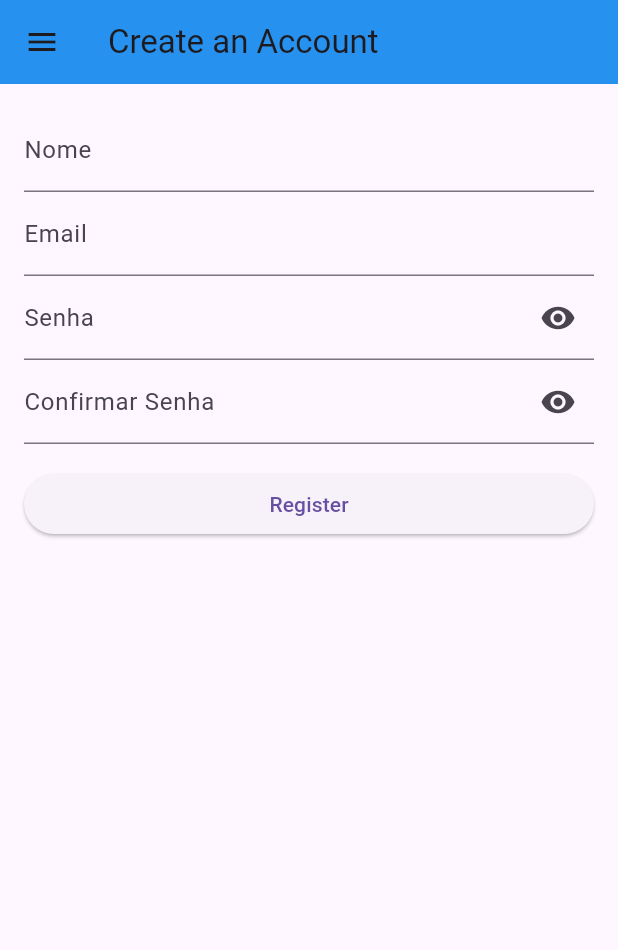
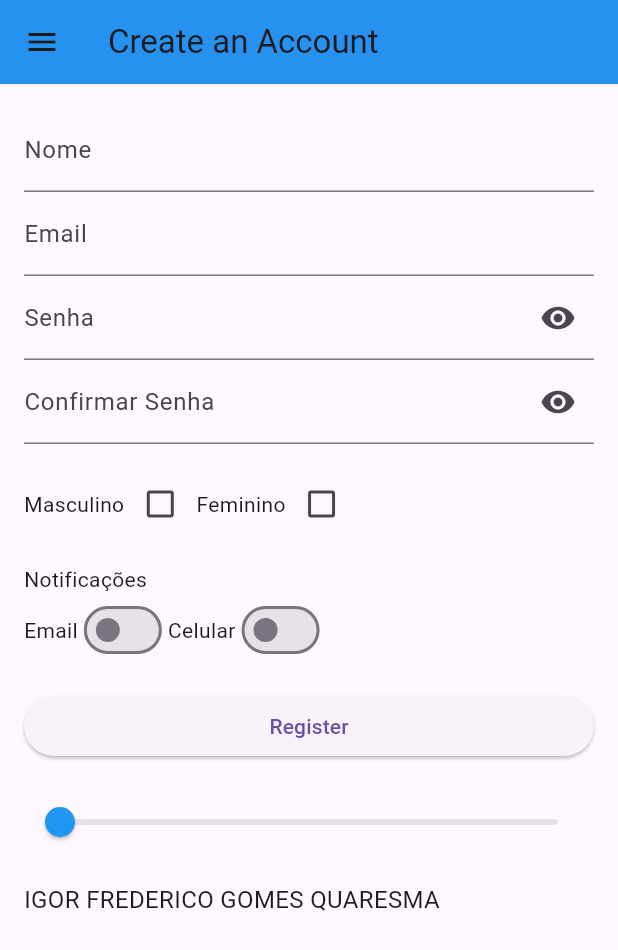
Before and after one commit to ign7/flutter-login-page, a Flutter app: the Register screen opened directly, on a phone screen of 412 x 824 dp. Shown: the top 950 px of the screen. Run offline on Flutter 3.47's test engine with Material 3 defaults, Android fonts, the phone set to English and light mode, and no system bars; missing offline and left inert: dart:html.

Commit message:
register

```diff
--- a/lib/Register.dart
+++ b/lib/Register.dart
@@ -10,6 +10,11 @@ class Register extends StatefulWidget {
 class _RegisterPageState extends State<Register> {
   bool _isObscured = true;
   late TextEditingController _passwordController;
+  bool _isMaleSelected = false;
+  bool _isFemaleSelected = false;
+  bool _notifyByEmail = false;
+  bool _notifyByCellphone = false;
+  double _fontSize = 16.0;
 
   @override
   void initState() {
@@ -106,6 +111,63 @@ class _RegisterPageState extends State<Register> {
               ],
             ),
             SizedBox(height: 16.0),
+            Row(
+              children: <Widget>[
+                Text('Masculino'),
+                Checkbox(
+                  value: _isMaleSelected,
+                  onChanged: (value) {
+                    setState(() {
+                      _isMaleSelected = value!;
+                      if (_isMaleSelected) {
+                        _isFemaleSelected = false;
+                      }
+                    });
+                  },
+                  activeColor: Colors.blue,
+                ),
+                Text('Feminino'),
+                Checkbox(
+                  value: _isFemaleSelected,
+                  onChanged: (value) {
+                    setState(() {
+                      _isFemaleSelected = value!;
+                      if (_isFemaleSelected) {
+                        _isMaleSelected = false;
+                      }
+                    });
+                  },
+                  activeColor: Colors.blue,
+                ),
+              ],
+            ),
+            SizedBox(height: 16.0),
+            Text('Notificações'),
+            Row(
+              children: <Widget>[
+                Text('Email'),
+                Switch(
+                  value: _notifyByEmail,
+                  onChanged: (value) {
+                    setState(() {
+                      _notifyByEmail = value;
+                    });
+                  },
+                  activeColor: Colors.blue,
+                ),
+                Text('Celular'),
+                Switch(
+                  value: _notifyByCellphone,
+                  onChanged: (value) {
+                    setState(() {
+                      _notifyByCellphone = value;
+                    });
+                  },
+                  activeColor: Colors.blue,
+                ),
+              ],
+            ),
+            SizedBox(height: 16.0),
             ElevatedButton(
               onPressed: () {
                 GestureDetector(
@@ -119,6 +181,23 @@ class _RegisterPageState extends State<Register> {
               },
               child: Text('Register'),
             ),
+            SizedBox(height: 16.0),
+            Slider(
+              value: _fontSize,
+              min: 16,
+              max: 32,
+              activeColor: Colors.blue,
+              onChanged: (value) {
+                setState(() {
+                  _fontSize = value;
+                });
+              },
+            ),
+            SizedBox(height: 16.0),
+            Text(
+              'IGOR FREDERICO GOMES QUARESMA',
+              style: TextStyle(fontSize: _fontSize),
+            ),
           ],
         ),
       ),
```
Lines whose indentation alone changed are shown as unchanged.
